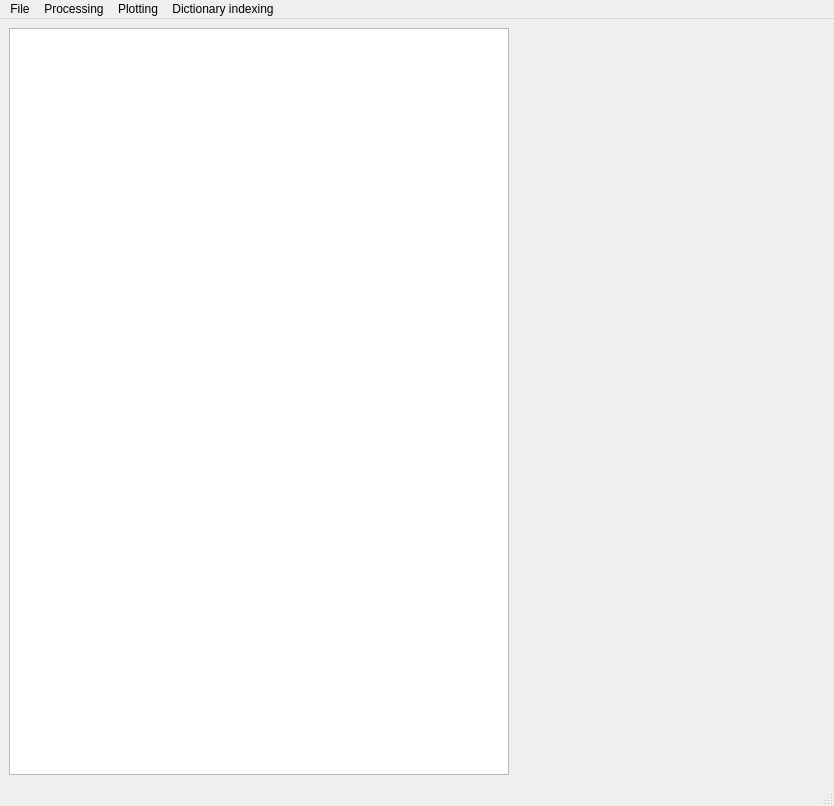
Above: ui/main_window.ui from EBSP-Indexer/EBSP-Indexer before the change. Below: the same form after it.
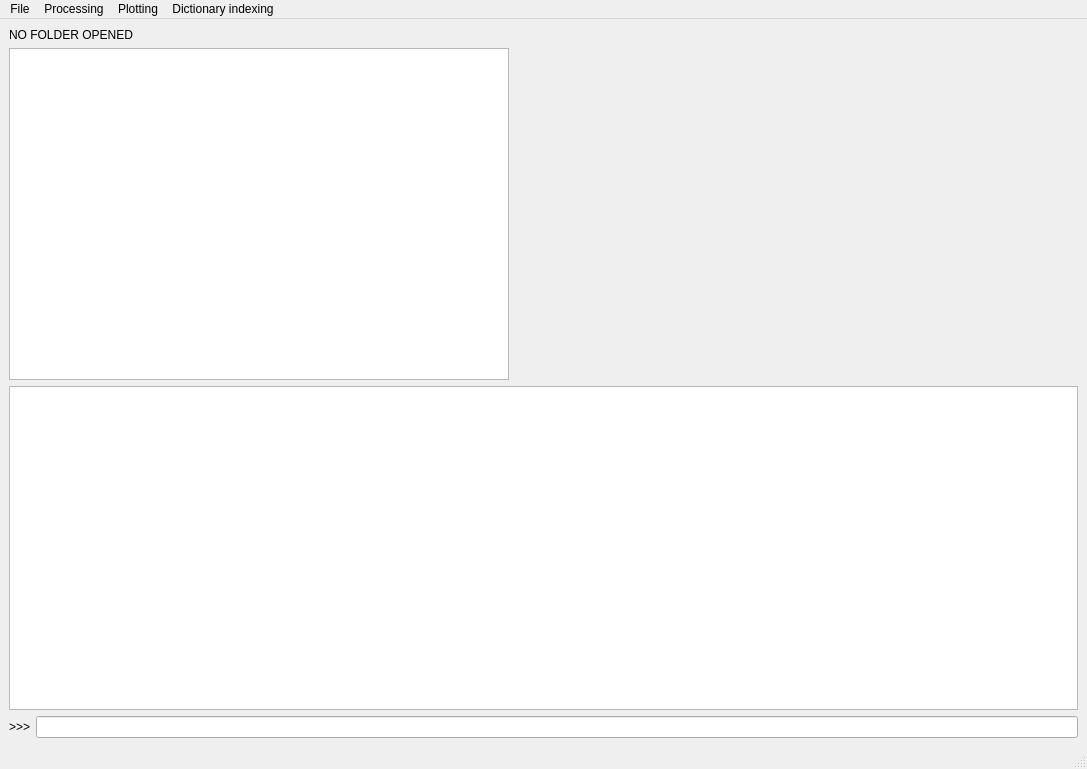
That is the form after the change.

Commit message: New Error handling to console, new folderLabel

Patch:
```diff
--- a/ui/main_window.ui
+++ b/ui/main_window.ui
@@ -6,8 +6,8 @@
    <rect>
     <x>0</x>
     <y>0</y>
-    <width>834</width>
-    <height>806</height>
+    <width>1087</width>
+    <height>769</height>
    </rect>
   </property>
   <property name="windowTitle">
@@ -20,21 +20,40 @@
    <bool>false</bool>
   </property>
   <widget class="QWidget" name="centralwidget">
-   <layout class="QGridLayout" name="gridLayout" columnstretch="0,1">
-    <item row="0" column="1">
-     <spacer name="horizontalSpacer">
-      <property name="orientation">
-       <enum>Qt::Horizontal</enum>
-      </property>
-      <property name="sizeHint" stdset="0">
-       <size>
-        <width>40</width>
-        <height>20</height>
-       </size>
-      </property>
-     </spacer>
-    </item>
-    <item row="0" column="0">
+   <layout class="QGridLayout" name="gridLayout">
+    <item row="2" column="0">
+     <layout class="QVBoxLayout" name="bottomLayout" stretch="2,0">
+      <item>
+       <widget class="QPlainTextEdit" name="consoleLog"/>
+      </item>
+      <item>
+       <layout class="QHBoxLayout" name="inputLayout">
+        <item>
+         <widget class="QLabel" name="consolePrompt">
+          <property name="text">
+           <string>&gt;&gt;&gt;</string>
+          </property>
+         </widget>
+        </item>
+        <item>
+         <widget class="QLineEdit" name="consoleInput"/>
+        </item>
+       </layout>
+      </item>
+     </layout>
+    </item>
+    <item row="1" column="0">
+     <layout class="QHBoxLayout" name="topLayout" stretch="0,1">
+      <item>
+       <layout class="QVBoxLayout" name="systemViewerLayout">
+        <item>
+         <widget class="QLabel" name="folderLabel">
+          <property name="text">
+           <string>NO FOLDER OPENED</string>
+          </property>
+         </widget>
+        </item>
+        <item>
      <widget class="QTreeView" name="systemViewer">
       <property name="minimumSize">
        <size>
@@ -54,14 +73,31 @@
      </widget>
     </item>
    </layout>
+      </item>
+      <item>
+       <spacer name="horizontalSpacer">
+        <property name="orientation">
+         <enum>Qt::Horizontal</enum>
+        </property>
+        <property name="sizeHint" stdset="0">
+         <size>
+          <width>40</width>
+          <height>20</height>
+         </size>
+        </property>
+       </spacer>
+      </item>
+     </layout>
+    </item>
+   </layout>
   </widget>
   <widget class="QMenuBar" name="menubar">
    <property name="geometry">
     <rect>
      <x>0</x>
      <y>0</y>
-     <width>834</width>
-     <height>22</height>
+     <width>1087</width>
+     <height>26</height>
     </rect>
    </property>
    <widget class="QMenu" name="menuFile">
```
Lines whose indentation alone changed are shown as unchanged. The commit also changes 4 other files.
